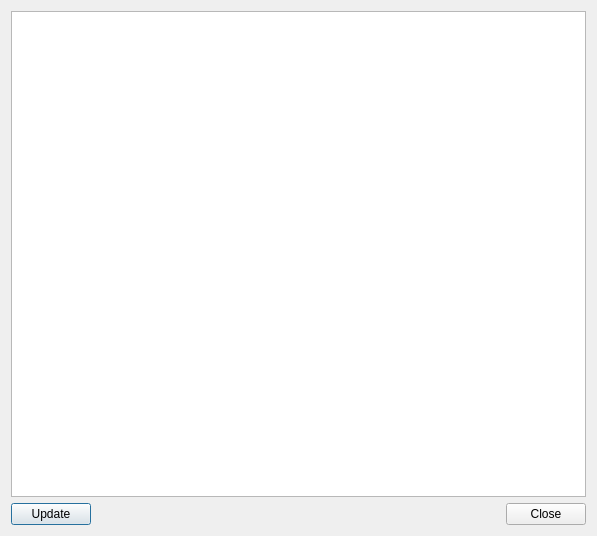
The window that src/libkstapp/viewprimitivedialog.ui (Kst-plot/kst) describes before a commit, drawn with Qt 5.
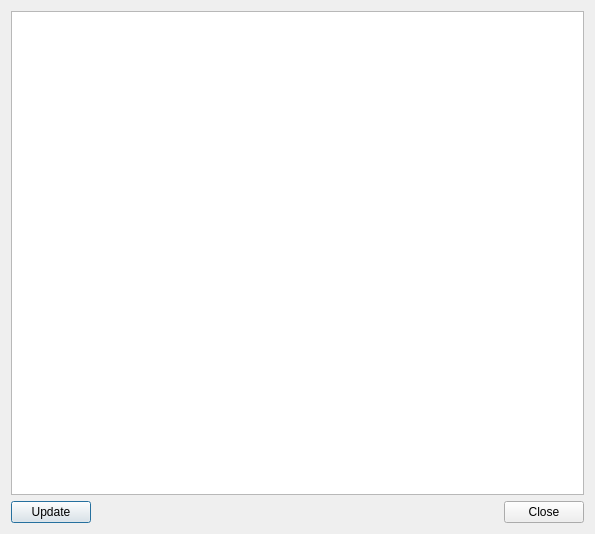
The same window after the commit.

The edit to the form file:
```diff
--- a/src/libkstapp/viewprimitivedialog.ui
+++ b/src/libkstapp/viewprimitivedialog.ui
@@ -6,8 +6,8 @@
    <rect>
     <x>0</x>
     <y>0</y>
-    <width>597</width>
-    <height>536</height>
+    <width>595</width>
+    <height>534</height>
    </rect>
   </property>
   <property name="windowTitle">
```
Left out of the diff: 3 changed lines with no effect on the pictures.
